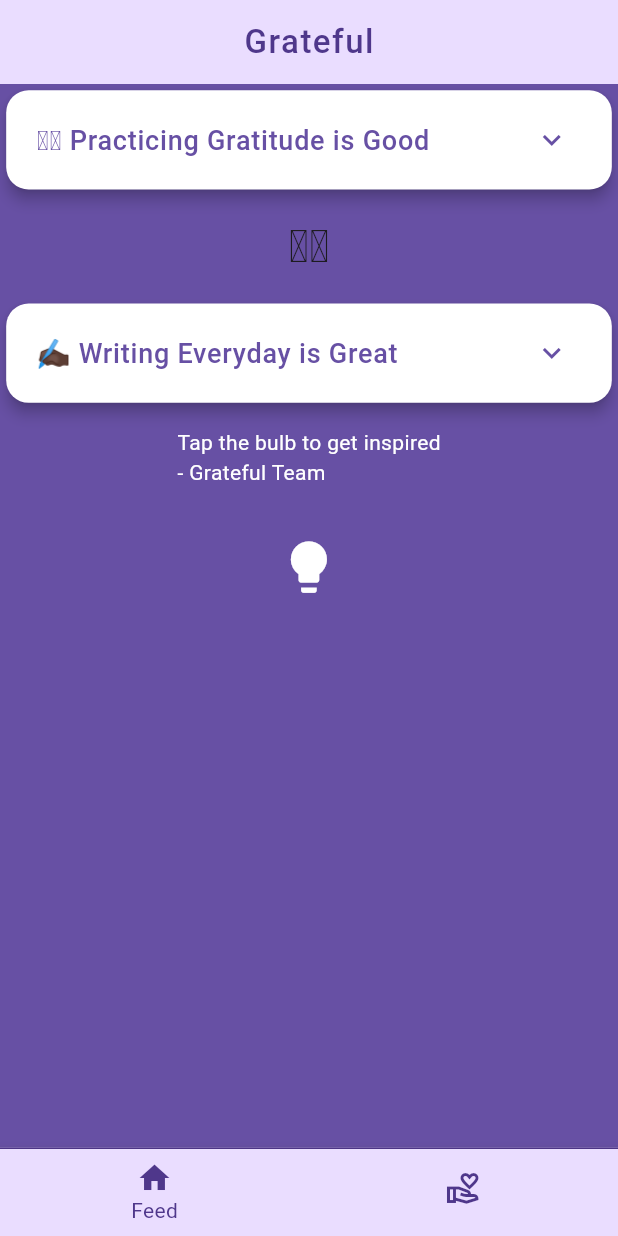
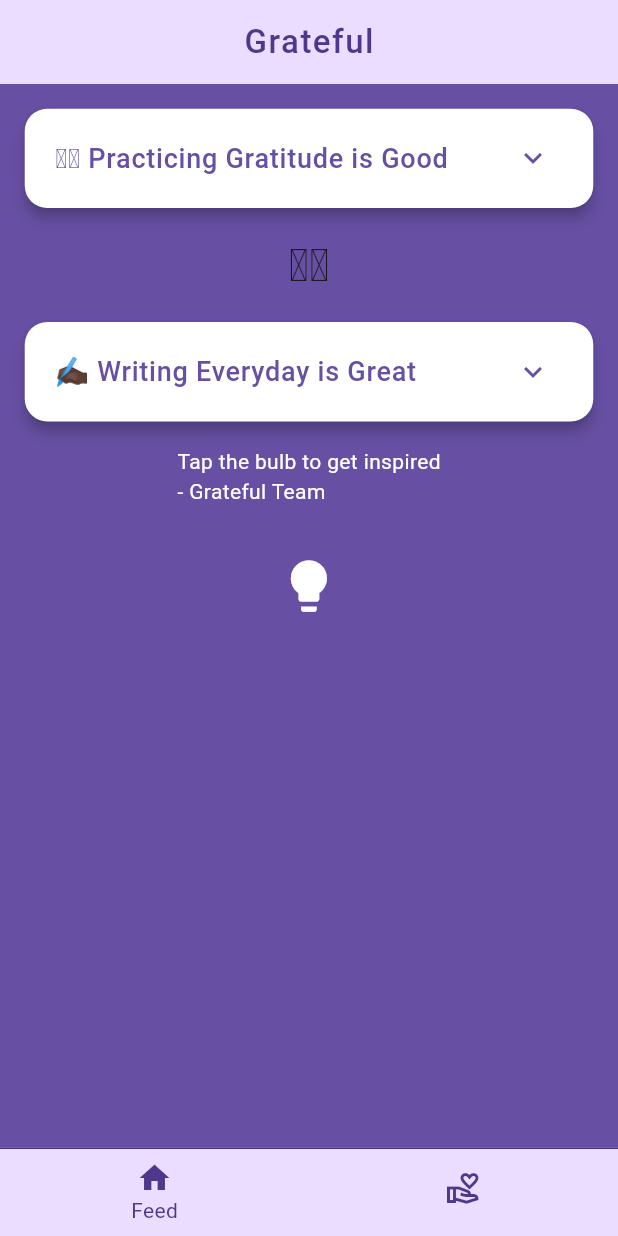
Before and after one commit to aTamarsh/grateful, a Flutter app: the screen it shows after launch, on a phone screen of 412 x 824 dp. Run offline on Flutter 3.47's test engine with Material 2 defaults, Android fonts, the phone set to English and light mode, and no system bars; our stand-ins replace dio, hive_flutter; accounts and stored records are empty.

Commit message:
added padding to feedpage column & refactored code.

```diff
--- a/lib/pages/feed_page.dart
+++ b/lib/pages/feed_page.dart
@@ -30,6 +30,8 @@ class _FeedPageState extends State<FeedPage> {
     return Scaffold(
       backgroundColor: colorScheme.primary,
       body: SingleChildScrollView(
+          child: Padding(
+            padding: EdgeInsets.all(_padding(context)),
             child: Column(
               mainAxisSize: MainAxisSize.max,
               mainAxisAlignment: MainAxisAlignment.center,
@@ -38,10 +40,7 @@ class _FeedPageState extends State<FeedPage> {
                 const ExpandedTile(title: gratitudeInfoTitle),
                 _paddedHeartHandsEmoji(context),
                 const ExpandedTile(title: writingInfoTitle),
-              Padding(
-                padding: EdgeInsets.all(_padding(context)),
-                child: _quoteBanner(colorScheme),
-              ),
+                _paddedQuoteBanner(context, colorScheme),
                 Padding(
                   padding: EdgeInsets.all(_padding(context)),
                   child: IconButton(
@@ -60,6 +59,7 @@ class _FeedPageState extends State<FeedPage> {
               ],
             ),
           ),
+        ),
       );
   }
 
@@ -67,6 +67,13 @@ class _FeedPageState extends State<FeedPage> {
     return Padding(
               padding: EdgeInsets.all(_padding(context)),
               child: const Text("🫶🏾", style: TextStyle(fontSize: 30)),
+            );
+  }
+
+  Padding _paddedQuoteBanner(BuildContext context, ColorScheme colorScheme) {
+    return Padding(
+                padding: EdgeInsets.all(_padding(context)),
+                child: _quoteBanner(colorScheme),
               );
   }
 
```
Lines whose indentation alone changed are shown as unchanged.
